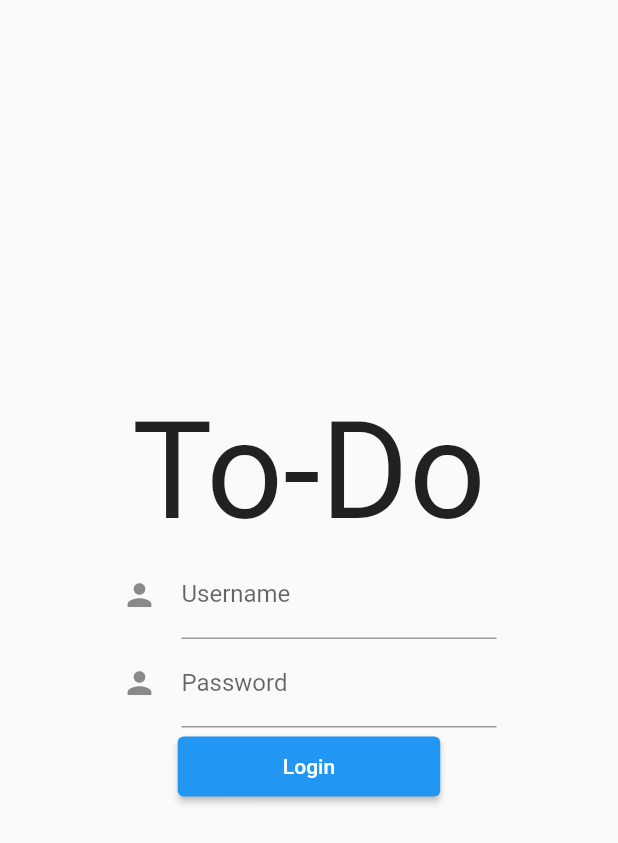
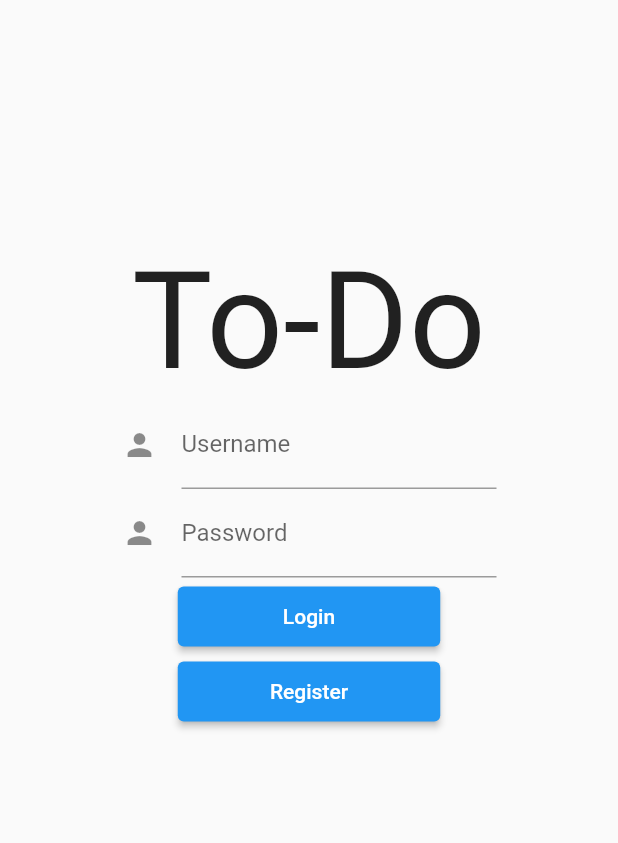
Before and after one commit to Farish-M/To-Do, a Flutter app: the screen it shows after launch, on a phone screen of 412 x 824 dp. Shown: the top 843 px of the screen. Run offline on Flutter 3.47's test engine with Material 2 defaults, Android fonts, the phone set to English and light mode, and no system bars; our stand-ins replace table_calendar.

Commit message:
Fully completed prototype for CompSci project

```diff
--- a/lib/screens/main/views/splash_page.dart
+++ b/lib/screens/main/views/splash_page.dart
@@ -13,7 +13,7 @@ class SplashPage extends StatelessWidget {
         child: Container(
           //Parameters for the height and width of the container
           //storing the SplashPageWidget
-          height: 300,
+          height: 500,
           width: 250,
           child: SplashPageWidget(),
           margin: EdgeInsets.all(6.0),
--- a/lib/screens/main/widgets/splashpage_widget.dart
+++ b/lib/screens/main/widgets/splashpage_widget.dart
@@ -1,4 +1,5 @@
 import 'package:flutter/material.dart';
+import 'package:productivity_todolist_schedule/screens/main/views/register.dart';
 import 'package:productivity_todolist_schedule/screens/main/widgets/mainoverview_page.dart';
 
 //The widget that is incharge of the; "To-Do" title; login and password forms; and login button.
@@ -58,6 +59,29 @@ class SplashPageWidget extends StatelessWidget {
                   ),
                 )),
           ),
+          Container(
+            height: 50,
+            child: Align(
+                alignment: Alignment.bottomCenter,
+                child: ElevatedButton(
+                  style: ButtonStyle(
+                    //Alters the size of the button is it fits and no
+                    //overflowing of pixels
+                    fixedSize: MaterialStateProperty.all<Size>(Size(175, 40)),
+                  ),
+                  //Once the button is pressed navigates the user to the
+                  //main overview page with the to-do list, calendar and blank page
+                  onPressed: () {
+                    Navigator.push(
+                        context,
+                        MaterialPageRoute(
+                            builder: (context) => RegisterPage()));
+                  },
+                  child: Text(
+                    'Register',
+                  ),
+                )),
+          ),
         ],
       ),
     );
```
Also changed, not shown: lib/screens/main/views/register.dart (added, +26 -0 lines), lib/screens/main/widgets/register_widget.dart (added, +48 -0 lines).
